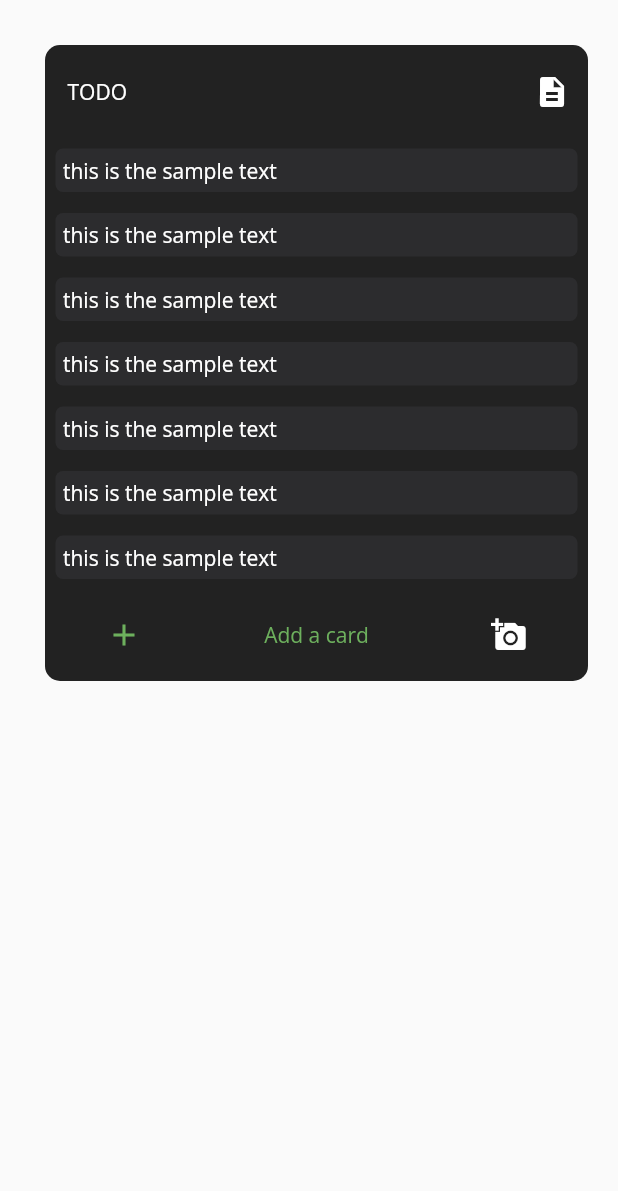
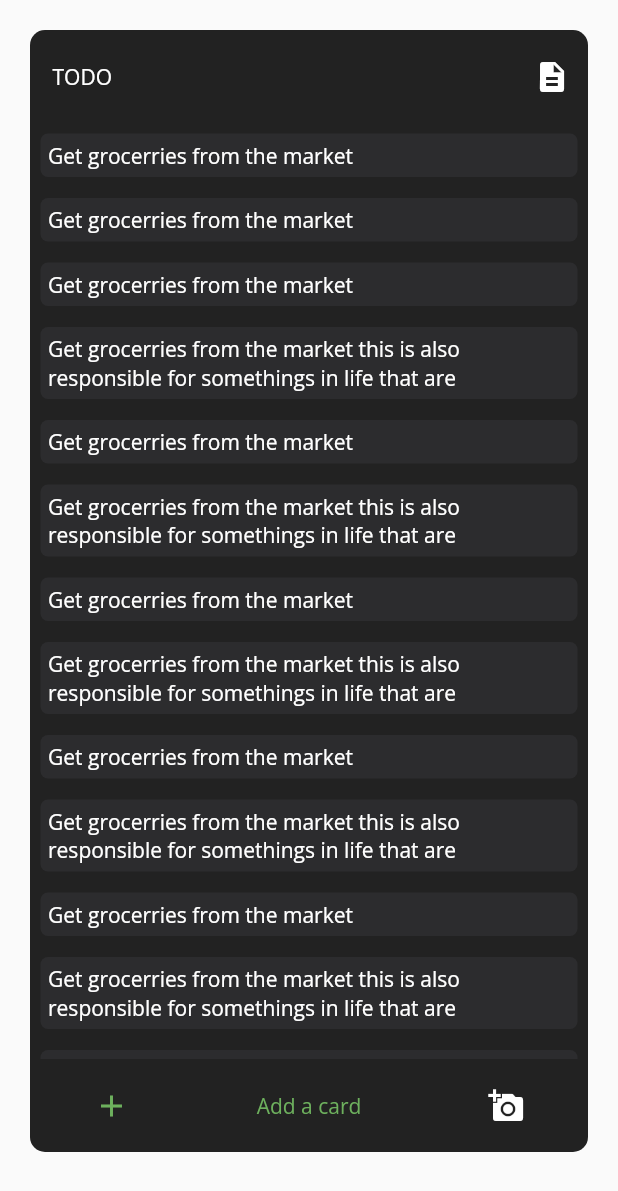
Before and after one commit to high-coder/trello_clone_flutter, a Flutter app: the screen it shows after launch, on a phone screen of 412 x 824 dp. Shown: the top 1191 px of the screen. Run offline on Flutter 3.47's test engine with Material 2 defaults, Android fonts, the light colour scheme and no system bars; our stand-ins replace get, google_fonts; missing offline and left inert: measured_size.

Commit message:
formula to responsiveness figured

```diff
--- a/lib/main.dart
+++ b/lib/main.dart
@@ -22,8 +22,8 @@ class TrelloRun extends StatelessWidget {
       ],
       child: const MaterialApp(
         debugShowCheckedModeBanner: false,
-        //home: OurHome(),
-        home: Page2(),
+        home: OurHome(),
+        //home: Page2(),
       ),
     );
   }
--- /dev/null
+++ b/lib/models/list_tile_data_model.dart
@@ -0,0 +1,9 @@
+/// V1 -- just create the basic functionality that is save the title of the card and then
+/// save the index in which the user has dragged it or something
+
+class ListTileSingleNodeModel{
+  late String title;
+  late int index;   // this is the index in the list where it should be shown to the user
+
+  ListTileSingleNodeModel({required this.index,required this.title});
+}
--- a/lib/screens/homeScreen/localWidgets/list_data_add_v2_slivers.dart
+++ b/lib/screens/homeScreen/localWidgets/list_data_add_v2_slivers.dart
@@ -1,7 +1,10 @@
+import 'package:flutter/gestures.dart';
 import 'package:flutter/material.dart';
 import 'dart:math' as math;
 
 import 'package:google_fonts/google_fonts.dart';
+import 'package:measured_size/measured_size.dart';
+import 'package:trello_clone/utils/data.dart';
 
 class ListDataAddSlivers extends StatefulWidget {
   const ListDataAddSlivers({Key? key}) : super(key: key);
@@ -11,11 +14,46 @@ class ListDataAddSlivers extends StatefulWidget {
 }
 
 class _ListDataAddSliversState extends State<ListDataAddSlivers> {
+
+  int i  = 0;
+  @override
+  initState() {
+
+      sampleNodes.forEach((element) {
+        print("this is the value of the i $i");
+
+        print("once");
+        var span2 = TextSpan(
+          text: element.title,
+          style: GoogleFonts.openSans(
+            fontSize: 14,
+            color: Colors.white,
+          ),
+
+        );
+
+        var tp = TextPainter(
+
+          //maxLines: 1,
+          text: span2,
+          textAlign: TextAlign.left,
+          textDirection: TextDirection.ltr,
+        );
+        tp.layout(maxWidth: 250);
+        print("This is the height that is ${tp.height}");
+        totalSize+=(tp.height+24);  // this plus 24 is estimate of the padding and the margin that is applied to the text to increase the height of the container
+        i++;
+      });
+
+  }
+
+  double totalSize = 0;
   @override
   Widget build(BuildContext context) {
     Size size = MediaQuery.of(context).size;
+    print(totalSize);
     return Container(
-      width: size.width - 50,
+      width: size.width,
       child: CustomScrollView(
         //scrollDirection: Axis.horizontal,
         //physics: NeverScrollableScrollPhysics(),
@@ -57,11 +95,15 @@ class _ListDataAddSliversState extends State<ListDataAddSlivers> {
           SliverToBoxAdapter(
             child: Container(
               color: Color(0xff222222),
-              height: 300,
+              height: totalSize >  size.height-200 ? size.height -200:totalSize,
               child: ListView.builder(
                 shrinkWrap: true,
-                itemCount: 20,
+                itemCount: sampleNodes.length,
                 itemBuilder: (context,index) {
+
+
+                  return LayoutBuilder(builder: (context,constraints) {
+                    //print(constraints.maxHeight);
                     return Container(
                       margin: EdgeInsets.all(7),
                       padding: EdgeInsets.all(5),
@@ -69,8 +111,9 @@ class _ListDataAddSliversState extends State<ListDataAddSlivers> {
                         borderRadius: BorderRadius.circular(5),
                         color: Color(0xff2c2c2e),
                       ),
-                    child: Text("this is the sample text ", style: GoogleFonts.openSans(color: Colors.white),),
+                      child: Text(sampleNodes[index].title, style: GoogleFonts.openSans(color: Colors.white),),
                     );
+                  });
                 },
               ),
             )
--- a/lib/screens/homeScreen/our_home_page.dart
+++ b/lib/screens/homeScreen/our_home_page.dart
@@ -23,7 +23,7 @@ class _OurHomeState extends State<OurHome> {
       body: SafeArea(
         child: Container(
 
-          padding: EdgeInsets.all(30),
+          padding: EdgeInsets.all(20),
           child: ListDataAddSlivers(),
         ),
       ),
--- a/lib/utils/data.dart
+++ b/lib/utils/data.dart
@@ -0,0 +1,52 @@
+
+
+
+import 'package:trello_clone/models/list_tile_data_model.dart';
+
+List<ListTileSingleNodeModel> sampleNodes = [
+  ListTileSingleNodeModel(
+    title: "Get grocerries from the market",
+    index: 0,
+  ),ListTileSingleNodeModel(
+    title: "Get grocerries from the market",
+    index: 1,
+  ),ListTileSingleNodeModel(
+    title: "Get grocerries from the market",
+    index: 2,
+  ),ListTileSingleNodeModel(
+    title: "Get grocerries from the market this is also responsible for somethings in life that are ",
+    index: 3,
+  ),ListTileSingleNodeModel(
+    title: "Get grocerries from the market",
+    index: 2,
+  ),ListTileSingleNodeModel(
+    title: "Get grocerries from the market this is also responsible for somethings in life that are ",
+    index: 3,
+  ),ListTileSingleNodeModel(
+    title: "Get grocerries from the market",
+    index: 2,
+  ),ListTileSingleNodeModel(
+    title: "Get grocerries from the market this is also responsible for somethings in life that are ",
+    index: 3,
+  ),ListTileSingleNodeModel(
+    title: "Get grocerries from the market",
+    index: 2,
+  ),ListTileSingleNodeModel(
+    title: "Get grocerries from the market this is also responsible for somethings in life that are ",
+    index: 3,
+  ),ListTileSingleNodeModel(
+    title: "Get grocerries from the market",
+    index: 2,
+  ),ListTileSingleNodeModel(
+    title: "Get grocerries from the market this is also responsible for somethings in life that are ",
+    index: 3,
+  ),ListTileSingleNodeModel(
+    title: "Get grocerries from the market",
+    index: 2,
+  ),ListTileSingleNodeModel(
+    title: "Get grocerries from the market this is also responsible for somethings in life that are ",
+    index: 3,
+  ),
+
+
+];
--- a/pubspec.yaml
+++ b/pubspec.yaml
@@ -19,6 +19,7 @@ dependencies:
   hive: ^2.0.4
   hive_flutter: ^1.1.0
   fluttertoast: ^8.0.8
+  measured_size: ^1.0.0
   lottie: ^1.2.1
   provider: ^6.0.2 # this package is for the state management of the application
   shimmer: ^2.0.0
```
Also changed, not shown: pubspec.lock. Lines whose indentation alone changed are shown as unchanged.
